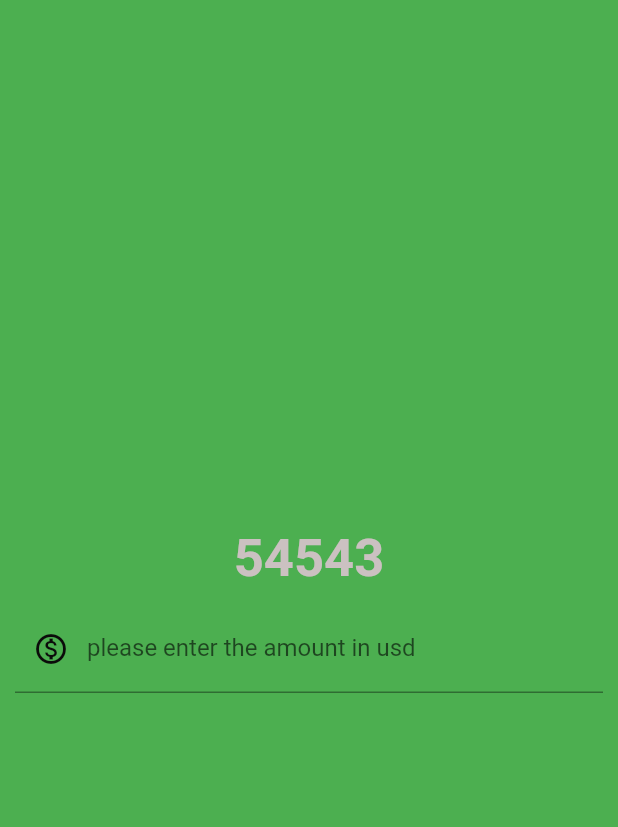
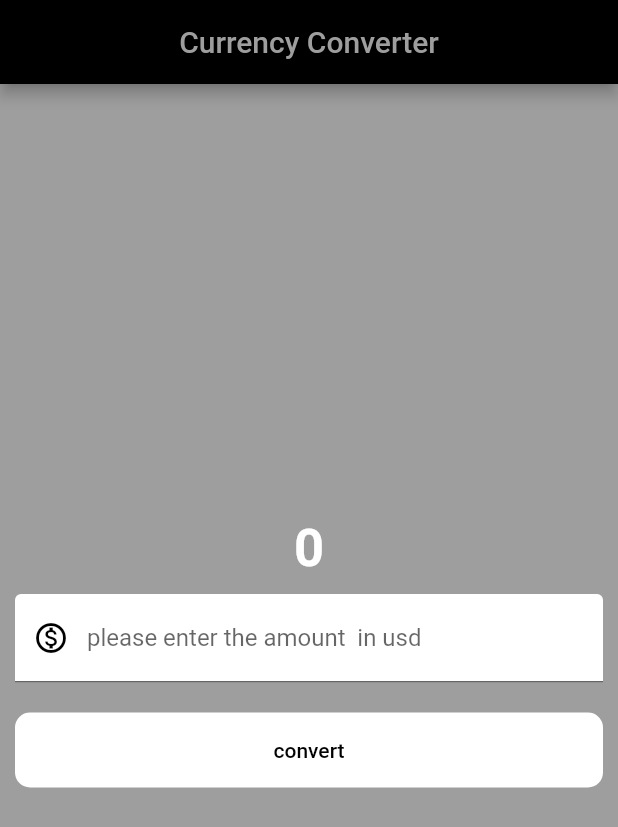
Before and after one commit to shravaniakude/currencyconverter, a Flutter app: the screen it shows after launch, on a phone screen of 412 x 824 dp. Shown: the top 827 px of the screen. Run offline on Flutter 3.47's test engine with Material 2 defaults, Android fonts, the phone set to English and light mode, and no system bars.

Commit message:
currencyconverter

```diff
--- a/analysis_options.yaml
+++ b/analysis_options.yaml
@@ -21,7 +21,7 @@ linter:
   # `// ignore_for_file: name_of_lint` syntax on the line or in the file
   # producing the lint.
   rules:
-    # avoid_print: false  # Uncomment to disable the `avoid_print` rule
+    avoid_print: false  # Uncomment to disable the `avoid_print` rule
     # prefer_single_quotes: true  # Uncomment to enable the `prefer_single_quotes` rule
 
 # Additional information about this file can be found at
--- a/lib/currency_converter.dart
+++ b/lib/currency_converter.dart
@@ -1,3 +1,5 @@
+
+
 import 'package:flutter/foundation.dart';
 import 'package:flutter/material.dart';
 
@@ -7,65 +9,89 @@ class CurrencyConverter extends StatelessWidget {
 
   @override
   Widget build(BuildContext context) {
-    return const Scaffold(
-      backgroundColor: Colors.green,
+    final border = OutlineInputBorder(
+      borderSide: const BorderSide(
+        width :2.0,
+        style :BorderStyle.solid,
+
+      ),
+       borderRadius: BorderRadius.circular(20),
+    );
+
+
+    return Scaffold(
+      backgroundColor: Colors.grey,
+      appBar: AppBar(
+        backgroundColor: Colors.black,
+        title:const  Text('Currency Converter',
+        style: TextStyle(color: Colors.grey),) ,
+        centerTitle: true,
+      ) ,
       body: Center(
         child: Column(
           mainAxisAlignment: MainAxisAlignment.center,
           children: [
-            Text(
-              '54543',
+            const Text(
+              '0',
               style: TextStyle(
                 fontSize: 35,
                 fontWeight: FontWeight.bold,
-                color: Color.fromARGB(255, 203, 193, 193),
+                color: Colors.white,
               ),
             ),
             Padding(
-              padding: EdgeInsets.all(10.0),
+              padding: const EdgeInsets.all(10.0),
               child: TextField(
-                style: TextStyle(
-                  color: Color.fromARGB(255, 15, 11, 11),
+                style: const TextStyle(
+                  color: Colors.black,
                 ),
                 decoration: InputDecoration(
-                  labelText: 'please enter the amount in usd ',
-                  hintStyle: TextStyle(
-                    color: Color.fromARGB(255, 170, 170, 20),
+                  labelText: 'please enter the amount  in usd ',
+                  hintStyle: const TextStyle(
+                    color: Colors.black,
                   ),
-                  prefixIcon: Icon(Icons.monetization_on_outlined),
-                  prefixIconColor: Color.fromARGB(255, 11, 11, 10),
+
+                  prefixIcon: const Icon(Icons.monetization_on_outlined),
+                  prefixIconColor: Colors.black,
+                  filled: true, //impstep
                   fillColor: Colors.white,
                   focusedBorder: OutlineInputBorder(
-                    borderSide: BorderSide(
-                      color: Color.fromARGB(255, 197, 143, 143),
-                      width: 2.0,
+                    borderSide: const BorderSide(
+                      color: Colors.black,
+                      width: 10.0,
                       style: BorderStyle.none,
                       strokeAlign: BorderSide.strokeAlignOutside,
                     ),
-                    borderRadius: BorderRadius.all(Radius.circular(40)),
+                    borderRadius: BorderRadius.circular(10),
+
                   ),
+
                 ),
-                keyboardType: TextInputType.numberWithOptions(
+                keyboardType: const TextInputType.numberWithOptions(
                   decimal: true,
                 ),
               ),
             ),
-            // Padding(
-            //   padding: EdgeInsets.all(10.0),
-            //   child: TextButton(
-            //     onPressed: () {
-            //       print('button clicked');
-            //     },
-            //     style: ButtonStyle(
-            //       backgroundColor: MaterialStatePropertyAll(Colors.white),
-            //       foregroundColor:
-            //           MaterialStatePropertyAll(Color.fromARGB(239, 10, 7, 5)),
-            //       fixedSize:
-            //           MaterialStatePropertyAll(Size(double.infinity, 50)),
-            //     ),
-            //     child: Text('convert'),
-            //   ),
-            // ),
+            Padding(
+              padding: const EdgeInsets.all(10.0),
+              child: TextButton (
+                onPressed: () {
+                  print('button clicked');
+                },
+                style:ElevatedButton.styleFrom(
+                  backgroundColor:Colors.white,
+                  foregroundColor:Colors.black,
+                  fixedSize: const Size(400, 50),
+
+                      shape:RoundedRectangleBorder(
+                        borderRadius: BorderRadius.circular(10),
+                      )
+
+                    ),
+                    child: const Text('convert'),
+               )
+
+            )
           ],
         ),
       ),
```
